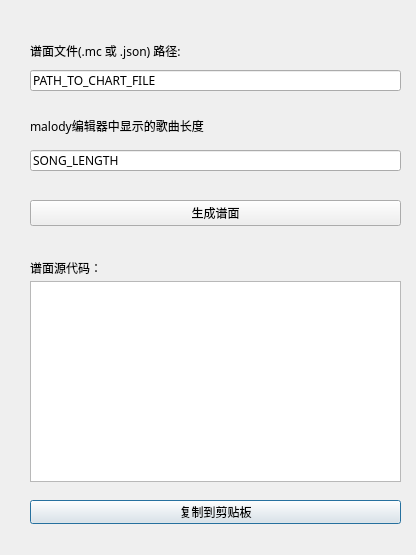
Above: main_menu_chs.ui from sudo-behappy/Chart-Converter-for-rhythm-game-Ease-Out before the change. Below: the same form after it.
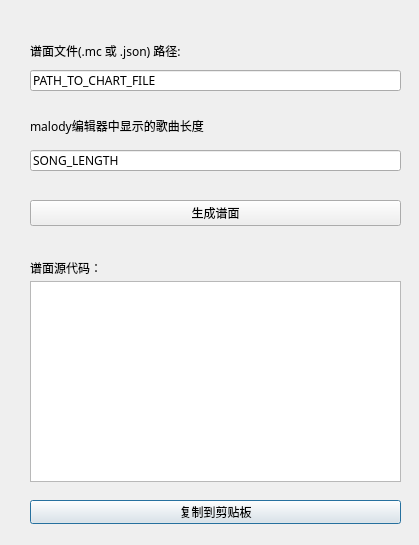
That is the form after the change.

```diff
--- a/main_menu_chs.ui
+++ b/main_menu_chs.ui
@@ -2,12 +2,15 @@
 <ui version="4.0">
  <class>Dialog</class>
  <widget class="QDialog" name="Dialog">
+  <property name="enabled">
+   <bool>true</bool>
+  </property>
   <property name="geometry">
    <rect>
     <x>0</x>
     <y>0</y>
-    <width>416</width>
-    <height>555</height>
+    <width>419</width>
+    <height>545</height>
    </rect>
   </property>
   <property name="sizePolicy">
@@ -16,6 +19,18 @@
     <verstretch>0</verstretch>
    </sizepolicy>
   </property>
+  <property name="minimumSize">
+   <size>
+    <width>419</width>
+    <height>545</height>
+   </size>
+  </property>
+  <property name="maximumSize">
+   <size>
+    <width>419</width>
+    <height>545</height>
+   </size>
+  </property>
   <property name="font">
    <font>
     <family>微软雅黑</family>
```
